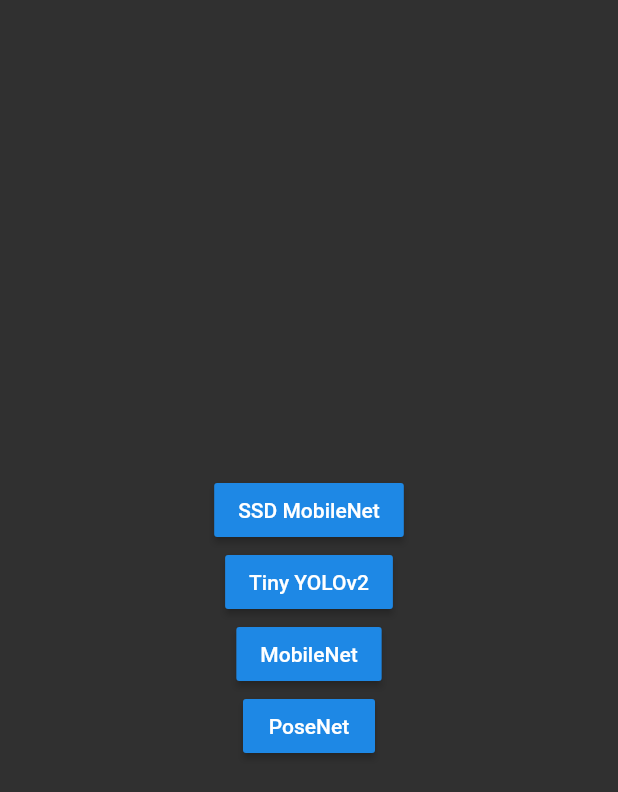
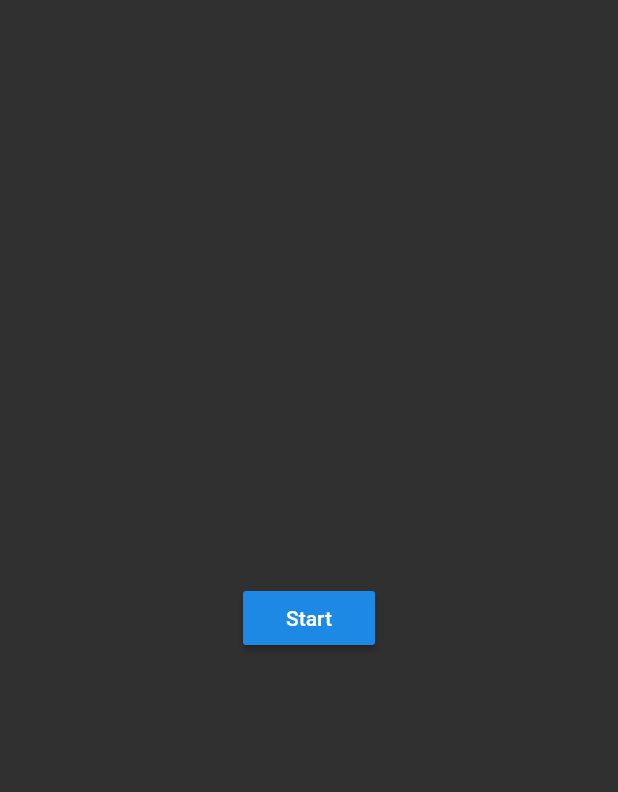
Before and after one commit to diepdap5/GraduateShimashou2, a Flutter app: the screen it shows after launch, on a phone screen of 412 x 824 dp. Shown: the top 792 px of the screen. Run offline on Flutter 3.47's test engine with Material 2 defaults, Android fonts, the phone set to English and light mode, and no system bars; our stand-ins replace cached_network_image, camera, cloud_firestore, flutter_cache_manager, transparent_image; missing offline and left inert: opencv, tflite; accounts and stored records are empty; project files that could hold a hidden picture were left out.

Commit message:
only 1 model

```diff
--- a/realtime_detection_tflite/lib/home.dart
+++ b/realtime_detection_tflite/lib/home.dart
@@ -81,21 +81,21 @@
                 mainAxisAlignment: MainAxisAlignment.center,
                 children: <Widget>[
                   RaisedButton(
-                    child: const Text(ssd),
+                    child: const Text("Start"),
                     onPressed: () => onSelect(ssd),
                   ),
-                  RaisedButton(
-                    child: const Text(yolo),
-                    onPressed: () => onSelect(yolo),
-                  ),
-                  RaisedButton(
-                    child: const Text(mobilenet),
-                    onPressed: () => onSelect(mobilenet),
-                  ),
-                  RaisedButton(
-                    child: const Text(posenet),
-                    onPressed: () => onSelect(posenet),
-                  ),
+                  // RaisedButton(
+                  //   child: const Text(yolo),
+                  //   onPressed: () => onSelect(yolo),
+                  // ),
+                  // RaisedButton(
+                  //   child: const Text(mobilenet),
+                  //   onPressed: () => onSelect(mobilenet),
+                  // ),
+                  // RaisedButton(
+                  //   child: const Text(posenet),
+                  //   onPressed: () => onSelect(posenet),
+                  // ),
                 ],
               ),
             )
```
